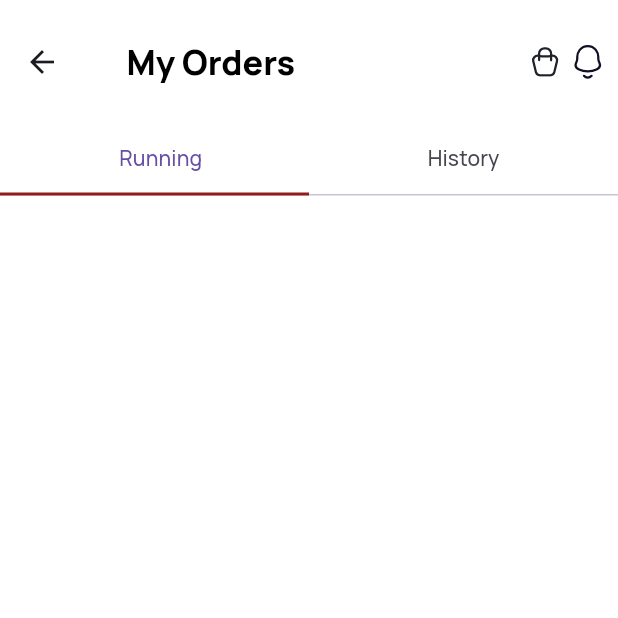
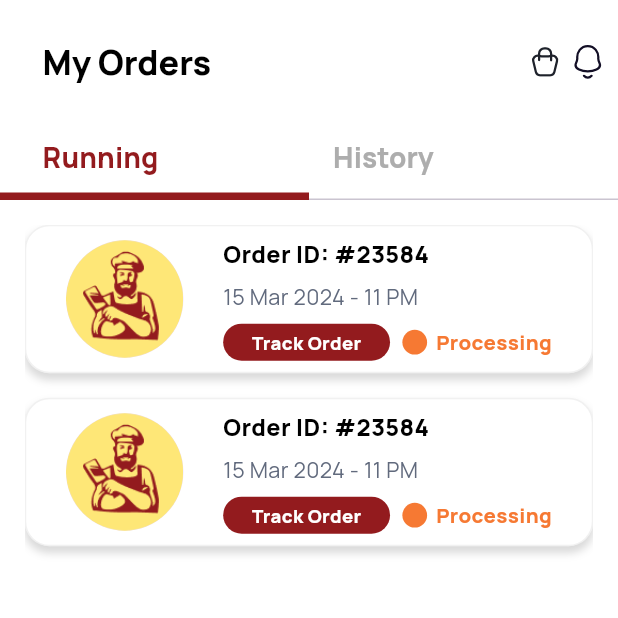
Before and after one commit to fazilnazkolambil/meat_shop_app, a Flutter app: the MyOrders screen opened directly, on a phone screen of 412 x 824 dp, the top half of it. Run offline on Flutter 3.47's test engine with Material 3 defaults, Android fonts, the phone set to English and light mode, and no system bars; our stand-ins replace animated_notch_bottom_bar, carousel_slider, firebase_core, flutter_svg, google_fonts; accounts and stored records are empty.

Commit message:
Myorders completed

```diff
--- a/lib/My_Orders.dart
+++ b/lib/My_Orders.dart
@@ -1,3 +1,4 @@
+import 'package:flutter/cupertino.dart';
 import 'package:flutter/material.dart';
 import 'package:flutter_svg/svg.dart';
 // import 'package:meat_shop_app/Color_Page.dart';
@@ -43,22 +44,145 @@ class _MyOrdersState extends State<MyOrders> {
           TabBar(
             indicatorColor: colorConst.meroon,
             indicatorSize: TabBarIndicatorSize.tab,
+            tabAlignment: TabAlignment.fill,
+            indicatorWeight: 5.0,
             // indicatorWeight: ,
             tabs: [
               Padding(
-                padding: EdgeInsets.only(left: w*0.02),
+                padding: EdgeInsets.only(left: w*0.03),
                 child: Tab(
-                  text: "Running",
+                  child: Row(
+                    mainAxisAlignment: MainAxisAlignment.start,
+                    children: [
+                      Text("Running",
+                      style: TextStyle(
+                        color: colorConst.meroon,
+                        fontSize: w*0.045,
+                        fontWeight: FontWeight.w800
+                      ),)
+                    ],
+                  ),
                 ),
               ),
-              Center(
-                child: Tab(
-                  text: "History",
+              Tab(
+                child: Row(
+                  mainAxisAlignment: MainAxisAlignment.start,
+                  children: [
+                    Text("History",style: TextStyle(
+                    color: colorConst.grey,
+                    fontSize: w*0.045,
+                    fontWeight: FontWeight.w800
+                ),)
+                  ],
                 ),
               ),
+            ],
+          ),
+        ),
+        body: Padding(
+          padding: EdgeInsets.all(w*0.04),
+          child: Expanded(
+            child: TabBarView(
+              children:[
+                SizedBox(
+                  height: h * 0.73,
+                  width: w * 1,
+                  child: ListView.separated(
+                    itemCount: 2,
+                    itemBuilder: (BuildContext context, int index) {
+                      return Container(
+                        height: h * 0.12,
+                        width: w * 1,
+                        decoration: BoxDecoration(
+                            borderRadius: BorderRadius.circular(w*0.04),
+                            border: Border.all(
+                                color: colorConst.lightgrey.withOpacity(0.38)
+                            ),
+                            color: colorConst.white,
+                            boxShadow: [
+                              BoxShadow(
+                                  spreadRadius: 0,
+                                  blurRadius: 4,
+                                  offset: Offset(0, 4),
+                                  color: colorConst.black.withOpacity(0.15)
+                              )
+                            ]
+                        ),
+                        child: Row(
+                          mainAxisAlignment: MainAxisAlignment.spaceEvenly,
+                          children: [
+                            CircleAvatar(
+                              radius: w*0.095,
+                              backgroundImage: AssetImage(
+                                  imageConst.logo
+                              ),
+                            ),
+                            Column(
+                              mainAxisAlignment: MainAxisAlignment.spaceEvenly,
+                              crossAxisAlignment: CrossAxisAlignment.start,
+                              children: [
+                                Text("Order ID: #23584",style: TextStyle(
+                                    color: colorConst.black,
+                                    fontWeight: FontWeight.w800,
+                                    fontSize: w*0.038
+                                ),),
+                                Text("15 Mar 2024 - 11 PM",style: TextStyle(
+                                    color: colorConst.textgrey,
+                                    fontWeight: FontWeight.w400,
+                                    fontSize: w*0.035
+                                ),),
+                                Row(
+                                  mainAxisAlignment: MainAxisAlignment.spaceBetween,
+                                  children: [
+                                    Container(
+                                      height: h*0.03,
+                                      width: w*0.27,
+                                      decoration: BoxDecoration(
+                                        color: colorConst.meroon,
+                                        borderRadius: BorderRadius.circular(w*0.045),
+                                      ),
+                                      child: Center(
+                                        child: Text("Track Order",
+                                          style: TextStyle(
+                                              color: colorConst.white,
+                                              fontSize: w*0.03,
+                                              fontWeight: FontWeight.w900
+                                          ),),
+                                      ),
+                                    ),SizedBox(
+                                      width: w*0.02,
+                                    ),
+                                    Row(
+                                      mainAxisAlignment: MainAxisAlignment.spaceBetween,
+                                      children: [
+                                        CircleAvatar(
+                                          radius: w*0.02,
+                                          backgroundColor: colorConst.orange,
+                                        ),
 
+                                        Text("  Processing",style: TextStyle(
+                                            fontWeight: FontWeight.w800,
+                                            fontSize: w*0.033,
+                                            color: colorConst.orange
+                                        ),),
+                                      ],
+                                    ),
 
-            ],
+                                  ],
+                                )
+                              ],
+                            )
+                          ],
+                        ),
+                      );
+                    }, separatorBuilder: (BuildContext context, int index) {
+                    return SizedBox(height: h*0.02,);
+                  },
+                  ),
+                ),
+                SizedBox()
+                      ]
+            ),
           ),
         ),
       ),
--- a/lib/constant/color_const.dart
+++ b/lib/constant/color_const.dart
@@ -11,4 +11,6 @@ class colorConst{
   static const green=Color(0xff0FBB00);
   static const orange=Color(0xffF67933);
   static const radiobutton=Color(0xff374957);
+  static const lightgrey=Color(0xffD9D9D9);
+  static const textgrey=Color(0xff616A7D);
 }
--- a/lib/main.dart
+++ b/lib/main.dart
@@ -28,7 +28,7 @@ class MyApp extends StatelessWidget {
           textTheme:GoogleFonts.manropeTextTheme()
       ),
       debugShowCheckedModeBanner: false,
-      home: HomePage(),
+      home: MyOrders(),
     );
   }
 }
```
